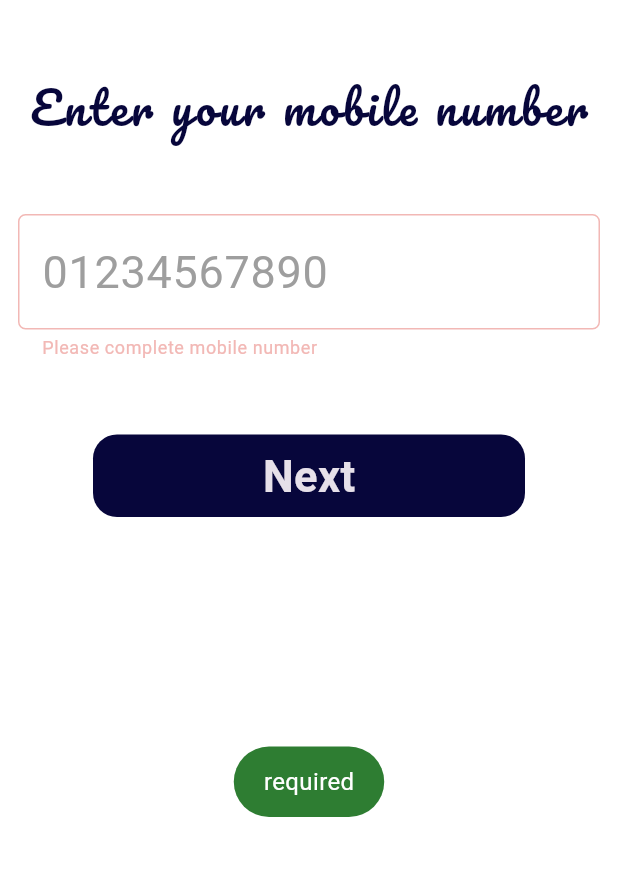
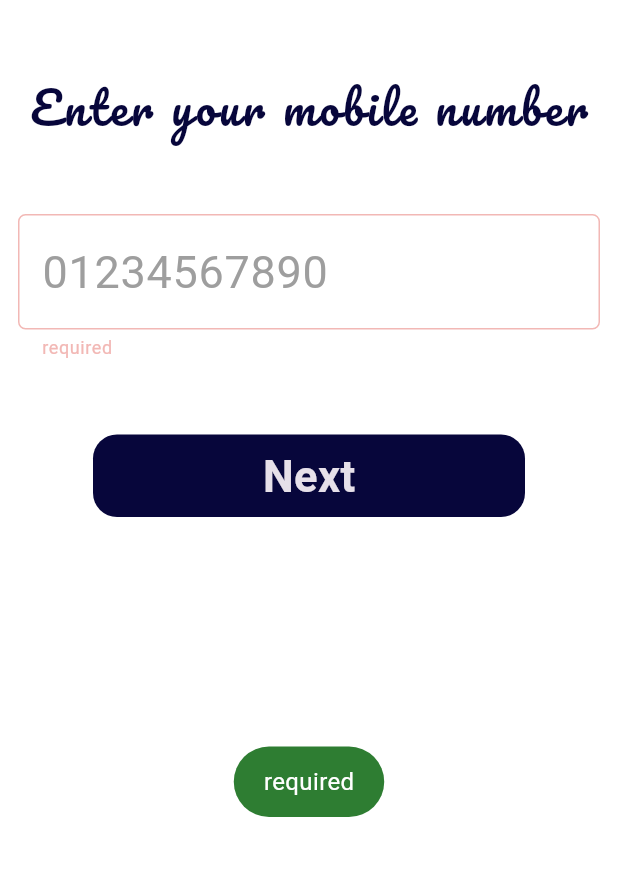
Before and after one commit to Mahmoud-Adel-Ali/chat, a Flutter app: the screen it shows after launch, after a tap on "Next", on a phone screen of 412 x 824 dp, the part 323-1199 px from its top. Run offline on Flutter 3.47's test engine with Material 3 defaults, Android fonts, the phone set to English and light mode, and no system bars; our stand-ins replace awesome_dialog, bloc, firebase_auth, firebase_core, flutter_bloc, fluttertoast and 3 more; missing offline and left inert: flutter_verification_code; accounts and stored records are empty.

Commit message:
handel validator of textFeild of phone number

```diff
--- a/lib/features/auth/presentation/views/widgets/custom_text_form_feild.dart
+++ b/lib/features/auth/presentation/views/widgets/custom_text_form_feild.dart
@@ -19,6 +19,7 @@ class CustomTextFormFeild extends StatelessWidget {
   @override
   Widget build(BuildContext context) {
     return TextFormField(
+      autovalidateMode: AutovalidateMode.onUserInteraction,
       validator: validator,
       keyboardType: keyboardType,
       onChanged: onChanged,
--- a/lib/features/auth/presentation/views/widgets/phone_view_body.dart
+++ b/lib/features/auth/presentation/views/widgets/phone_view_body.dart
@@ -40,7 +40,10 @@ class PhoneViewBody extends StatelessWidget {
               },
               keyboardType: TextInputType.number,
               validator: (data) {
-                if (data!.length < 11) {
+                print("=====data=========$data==========data====");
+                if (data!.isEmpty) {
+                  return 'required';
+                } else if (!isEgyptPhoneNum(data)) {
                   return "Please complete mobile number";
                 } else {
                   return null;
@@ -53,7 +56,7 @@ class PhoneViewBody extends StatelessWidget {
               text: 'Next',
               onTap: () {
                 if (formKey.currentState!.validate()) {
-                  showFlutterToast(msg: "done");
+                  showFlutterToast(msg: "get code that was sent to you phone");
                   GoRouter.of(context).push(AppRouter.verfiyPhoneNumberView);
                 } else {
                   showFlutterToast(msg: "required");
@@ -65,4 +68,12 @@ class PhoneViewBody extends StatelessWidget {
       ),
     );
   }
+
+  bool isEgyptPhoneNum(String? data) {
+    if (data!.length < 3) return false;
+    bool len = data.length == 11;
+    bool third =
+        data[2] == '0' || data[2] == '1' || data[2] == '2' || data[2] == '5';
+    return (len && data[0] == '0' && data[1] == '1' && third);
+  }
 }
```
